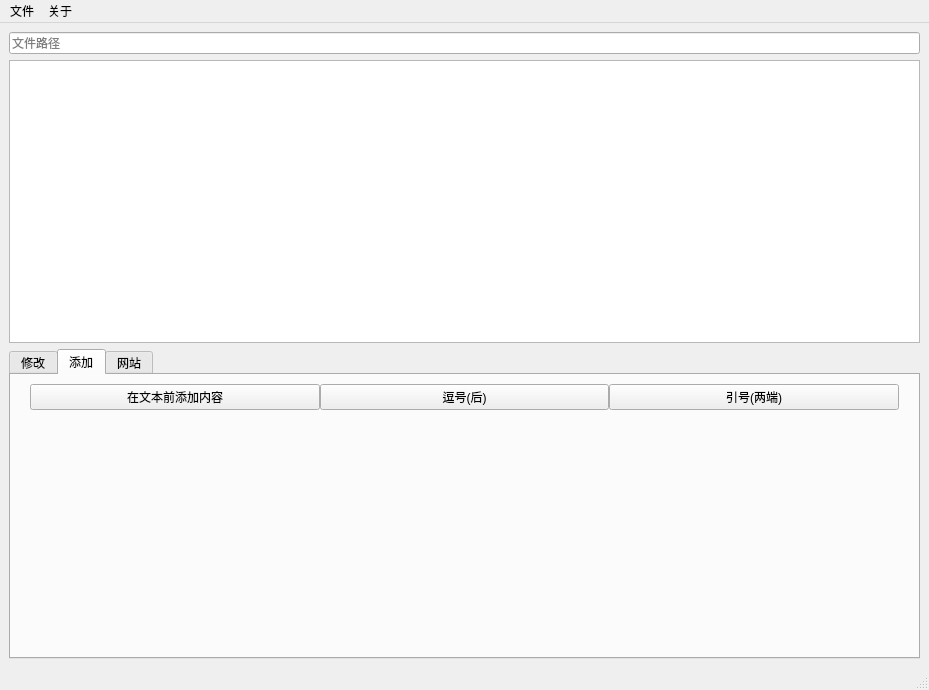
Above: src/processtext.ui from ACodeHX/ProcessText before the change. Below: the same form after it.
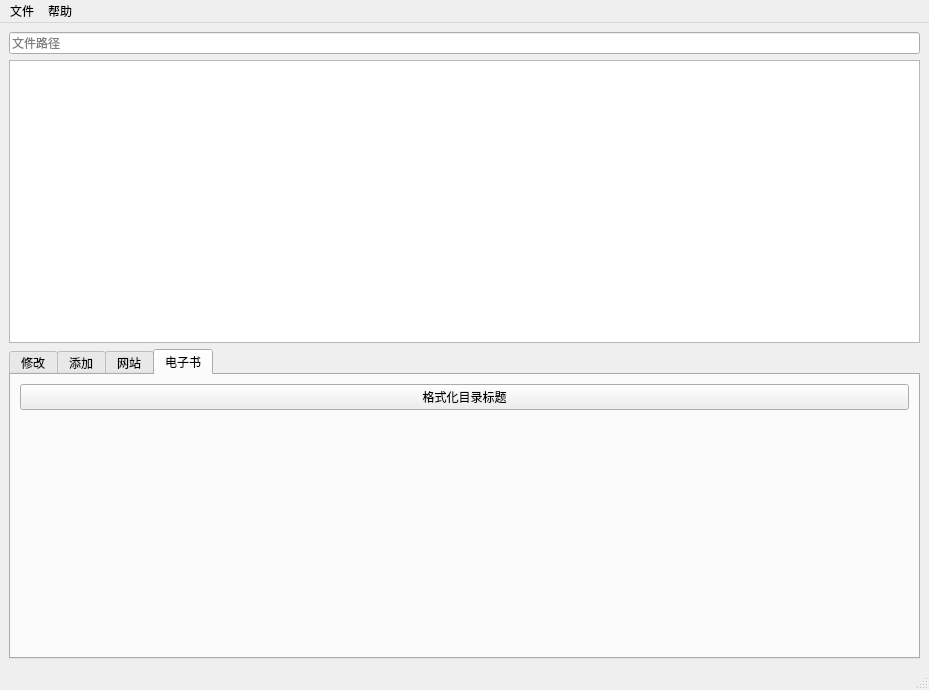
That is the form after the change. The open tabs and pages were chosen to show the change. Icons and pictures are not drawn.

What changed in the file:
```diff
--- a/src/processtext.ui
+++ b/src/processtext.ui
@@ -321,6 +321,40 @@
           </item>
          </layout>
         </widget>
+        <widget class="QWidget" name="tab_4">
+         <attribute name="title">
+          <string>电子书</string>
+         </attribute>
+         <layout class="QHBoxLayout" name="horizontalLayout_2">
+          <item>
+           <layout class="QGridLayout" name="gridLayout_7">
+            <item row="0" column="1">
+             <widget class="QPushButton" name="pushButton">
+              <property name="toolTip">
+               <string/>
+              </property>
+              <property name="text">
+               <string>格式化目录标题</string>
+              </property>
+             </widget>
+            </item>
+            <item row="1" column="1">
+             <spacer name="verticalSpacer_4">
+              <property name="orientation">
+               <enum>Qt::Vertical</enum>
+              </property>
+              <property name="sizeHint" stdset="0">
+               <size>
+                <width>20</width>
+                <height>40</height>
+               </size>
+              </property>
+             </spacer>
+            </item>
+           </layout>
+          </item>
+         </layout>
+        </widget>
        </widget>
       </item>
      </layout>
@@ -352,7 +386,7 @@
    </widget>
    <widget class="QMenu" name="menu_2">
     <property name="title">
-     <string>关于</string>
+     <string>帮助</string>
     </property>
    </widget>
    <addaction name="menu"/>
```
Left out of the diff: 23 changed lines with no effect on the pictures.
